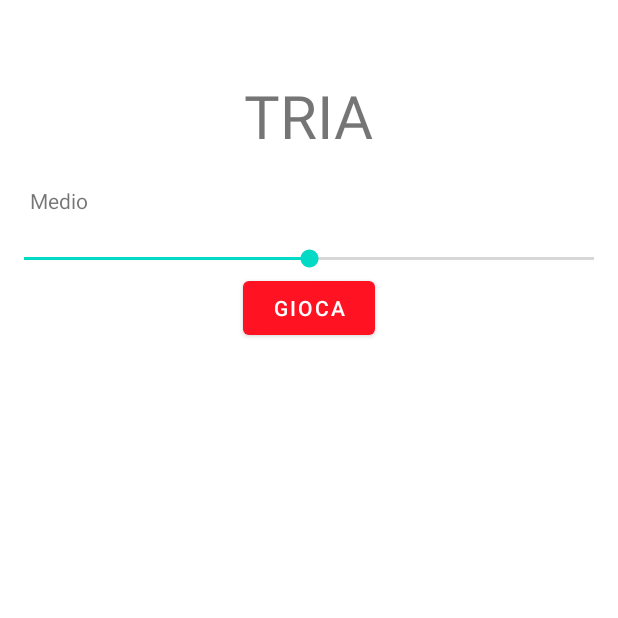
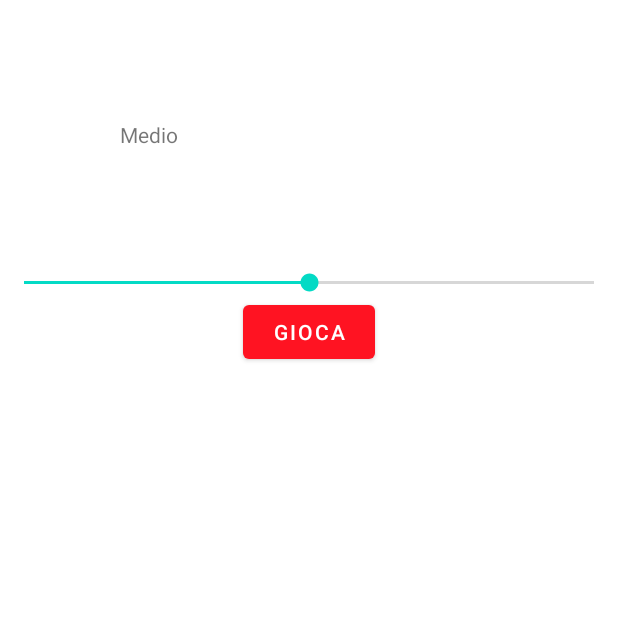
Before and after one commit to VespuccioTech/Tria, an Android app: the SelezioneDifficoltaActivity screen opened directly, with no data from a screen before it, on a phone screen of 412 x 824 dp, the top half of it. Run offline under Robolectric (Android 15) with nearby library versions, the phone set to English and light mode, and no system bars.

Commit message:
Rimossa scritta TRIA in selezione difficoltà
Rimossa scritta TRIA in selezione difficoltà

```diff
--- a/app/src/main/res/layout/activity_selezione_difficolta.xml
+++ b/app/src/main/res/layout/activity_selezione_difficolta.xml
@@ -7,22 +7,11 @@
     android:layout_height="match_parent"
     tools:context=".SelezioneDifficoltaActivity">
 
-
-    <TextView
-        android:id="@+id/txtTria"
-        android:layout_width="wrap_content"
-        android:layout_height="wrap_content"
-        android:layout_centerHorizontal="true"
-        android:textSize="40dp"
-        android:layout_marginTop="50dp"
-        android:text="TRIA" />
-
     <TextView
         android:id="@+id/txtDifficolta"
-        android:layout_margin="20dp"
+        android:layout_margin="80dp"
         android:layout_width="wrap_content"
-        android:layout_height="wrap_content"
-        android:layout_below="@+id/txtTria"/>
+        android:layout_height="wrap_content" />
 
     <SeekBar
         android:id="@+id/seekBar"
```
